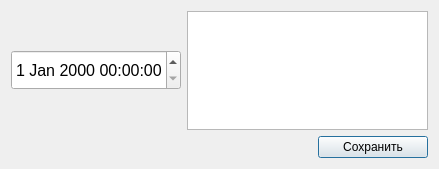
Above: EditReminderDialog.ui from okostynchuk/Outcall before the change. Below: the same form after it.
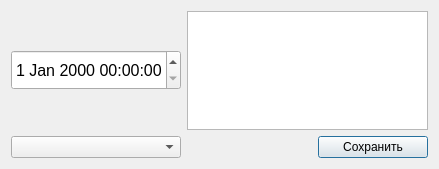
That is the form after the change.

Commit message: getting extensions from asterisk and pinning reminders to them (v1.0)

What changed in the file:
```diff
--- a/EditReminderDialog.ui
+++ b/EditReminderDialog.ui
@@ -90,6 +90,19 @@
        </item>
       </layout>
      </item>
+     <item row="1" column="0">
+      <widget class="QComboBox" name="comboBox">
+       <property name="focusPolicy">
+        <enum>Qt::StrongFocus</enum>
+       </property>
+       <property name="editable">
+        <bool>false</bool>
+       </property>
+       <property name="modelColumn">
+        <number>0</number>
+       </property>
+      </widget>
+     </item>
     </layout>
    </item>
   </layout>
```
The commit also changes 10 other files.
